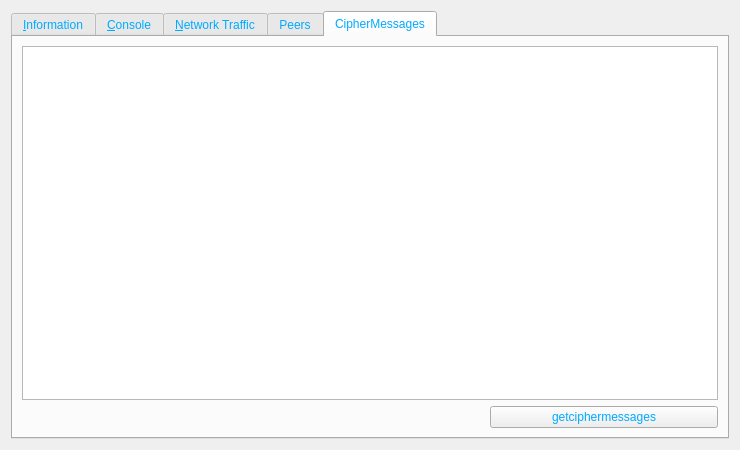
The window that src/qt/forms/rpcconsole.ui (FromHDDtoSSD/SorachanCoin-qt) describes before a commit, drawn with Qt 5.
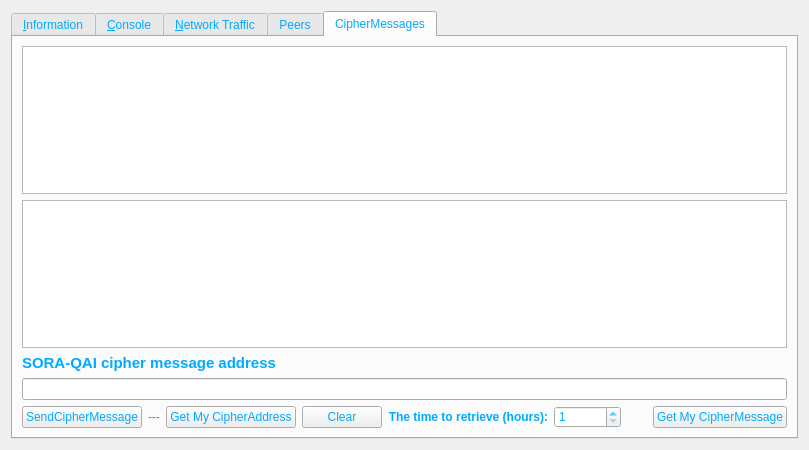
The same window after the commit. The open tabs and pages were chosen to show the change. Icons and pictures are not drawn. Custom widgets are drawn as their Qt base class.

Commit message: GUI now supports sending and receiving encrypted messages.

What changed in the file:
```diff
--- a/src/qt/forms/rpcconsole.ui
+++ b/src/qt/forms/rpcconsole.ui
@@ -992,10 +992,85 @@
       </attribute>
       <layout class="QVBoxLayout" name="verticalLayout_17">
        <item>
-        <widget class="QTextEdit" name="cipherMessagesWidget"/>
+        <widget class="QTextEdit" name="cipherMessagesWidget">
+         <property name="readOnly">
+          <bool>true</bool>
+         </property>
+        </widget>
+       </item>
+       <item>
+        <widget class="QTextEdit" name="sendciphermessageWidget"/>
+       </item>
+       <item>
+        <widget class="QLabel" name="addressLabel">
+         <property name="text">
+          <string>&lt;html&gt;&lt;head/&gt;&lt;body&gt;&lt;p&gt;&lt;span style=&quot; font-size:11pt; font-weight:600;&quot;&gt;SORA-QAI cipher message address&lt;/span&gt;&lt;/p&gt;&lt;/body&gt;&lt;/html&gt;</string>
+         </property>
+        </widget>
+       </item>
+       <item>
+        <widget class="QLineEdit" name="cipheraddresslineEdit"/>
        </item>
        <item>
         <layout class="QHBoxLayout" name="horizontalLayout_7">
+         <item>
+          <widget class="QPushButton" name="sendPushButton">
+           <property name="text">
+            <string>SendCipherMessage</string>
+           </property>
+          </widget>
+         </item>
+         <item>
+          <widget class="QLabel" name="__label_space">
+           <property name="text">
+            <string>---</string>
+           </property>
+          </widget>
+         </item>
+         <item>
+          <widget class="QPushButton" name="getmyaddressPushButton">
+           <property name="text">
+            <string>Get My CipherAddress</string>
+           </property>
+          </widget>
+         </item>
+         <item>
+          <widget class="QPushButton" name="clearmessagePushButton">
+           <property name="text">
+            <string>Clear</string>
+           </property>
+          </widget>
+         </item>
+         <item>
+          <spacer name="__horizontalSpacer_4">
+           <property name="orientation">
+            <enum>Qt::Horizontal</enum>
+           </property>
+           <property name="sizeHint" stdset="0">
+            <size>
+             <width>40</width>
+             <height>20</height>
+            </size>
+           </property>
+          </spacer>
+         </item>
+         <item>
+          <widget class="QLabel" name="hoursLabel">
+           <property name="text">
+            <string>&lt;html&gt;&lt;head/&gt;&lt;body&gt;&lt;p align=&quot;right&quot;&gt;&lt;span style=&quot; font-weight:600;&quot;&gt;The time to retrieve (hours):&lt;/span&gt;&lt;/p&gt;&lt;/body&gt;&lt;/html&gt;</string>
+           </property>
+          </widget>
+         </item>
+         <item>
+          <widget class="QSpinBox" name="gethoursSpinBox">
+           <property name="minimum">
+            <number>1</number>
+           </property>
+           <property name="maximum">
+            <number>100000</number>
+           </property>
+          </widget>
+         </item>
          <item>
           <widget class="QLabel" name="__cipherLabel2">
            <property name="text">
@@ -1013,7 +1088,7 @@
          <item>
           <widget class="QPushButton" name="getcipherPushButton">
            <property name="text">
-            <string>getciphermessages</string>
+            <string>Get My CipherMessage</string>
            </property>
           </widget>
          </item>
```
The commit also changes 10 other files.
